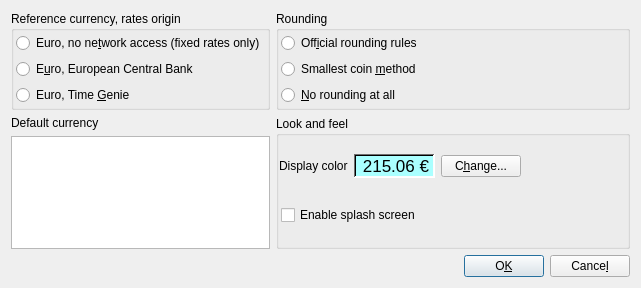
Qt form keurocalc/settingsdialog.ui (KDE/keurocalc) before a commit.
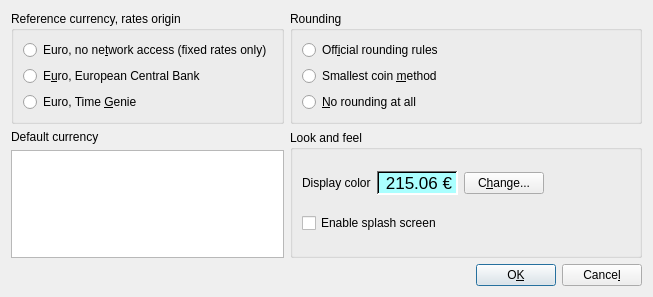
The same form after that commit.

Commit message:
preferences: remove hardcoded margins & spacings
Rely on what the style sets, so it looks like other Qt dialogs.

What changed in the file:
```diff
--- a/keurocalc/settingsdialog.ui
+++ b/keurocalc/settingsdialog.ui
@@ -6,46 +6,16 @@
    <rect>
     <x>0</x>
     <y>0</y>
-    <width>641</width>
-    <height>288</height>
+    <width>653</width>
+    <height>297</height>
    </rect>
   </property>
   <property name="windowTitle">
    <string>Settings</string>
   </property>
   <layout class="QGridLayout">
-   <property name="leftMargin">
-    <number>11</number>
-   </property>
-   <property name="topMargin">
-    <number>11</number>
-   </property>
-   <property name="rightMargin">
-    <number>11</number>
-   </property>
-   <property name="bottomMargin">
-    <number>11</number>
-   </property>
-   <property name="spacing">
-    <number>6</number>
-   </property>
    <item row="1" column="0">
     <layout class="QVBoxLayout">
-     <property name="spacing">
-      <number>6</number>
-     </property>
-     <property name="leftMargin">
-      <number>0</number>
-     </property>
-     <property name="topMargin">
-      <number>0</number>
-     </property>
-     <property name="rightMargin">
-      <number>0</number>
-     </property>
-     <property name="bottomMargin">
-      <number>0</number>
-     </property>
      <item>
       <widget class="QLabel" name="defaultCurrencyText">
        <property name="text">
@@ -77,21 +47,6 @@
       <string>Reference currency, rates origin</string>
      </property>
      <layout class="QVBoxLayout">
-      <property name="spacing">
-       <number>6</number>
-      </property>
-      <property name="leftMargin">
-       <number>2</number>
-      </property>
-      <property name="topMargin">
-       <number>2</number>
-      </property>
-      <property name="rightMargin">
-       <number>2</number>
-      </property>
-      <property name="bottomMargin">
-       <number>2</number>
-      </property>
       <item>
        <widget class="QRadioButton" name="radioButtonEuroFixed">
         <property name="font">
@@ -143,21 +98,6 @@
       <string>Rounding</string>
      </property>
      <layout class="QVBoxLayout">
-      <property name="spacing">
-       <number>6</number>
-      </property>
-      <property name="leftMargin">
-       <number>2</number>
-      </property>
-      <property name="topMargin">
-       <number>2</number>
-      </property>
-      <property name="rightMargin">
-       <number>2</number>
-      </property>
-      <property name="bottomMargin">
-       <number>2</number>
-      </property>
       <item>
        <widget class="QRadioButton" name="radioButtonOfficialRules">
         <property name="font">
@@ -197,21 +137,6 @@
       <string>Look and feel</string>
      </property>
      <layout class="QVBoxLayout">
-      <property name="spacing">
-       <number>6</number>
-      </property>
-      <property name="leftMargin">
-       <number>0</number>
-      </property>
-      <property name="topMargin">
-       <number>0</number>
-      </property>
-      <property name="rightMargin">
-       <number>0</number>
-      </property>
-      <property name="bottomMargin">
-       <number>0</number>
-      </property>
       <item>
        <spacer>
         <property name="orientation">
@@ -230,21 +155,6 @@
       </item>
       <item>
        <layout class="QHBoxLayout">
-        <property name="spacing">
-         <number>6</number>
-        </property>
-        <property name="leftMargin">
-         <number>0</number>
-        </property>
-        <property name="topMargin">
-         <number>0</number>
-        </property>
-        <property name="rightMargin">
-         <number>0</number>
-        </property>
-        <property name="bottomMargin">
-         <number>0</number>
-        </property>
         <item>
          <widget class="QLabel" name="textLabel1">
           <property name="text">
@@ -779,21 +689,6 @@
       </item>
       <item>
        <layout class="QHBoxLayout">
-        <property name="spacing">
-         <number>6</number>
-        </property>
-        <property name="leftMargin">
-         <number>2</number>
-        </property>
-        <property name="topMargin">
-         <number>2</number>
-        </property>
-        <property name="rightMargin">
-         <number>2</number>
-        </property>
-        <property name="bottomMargin">
-         <number>2</number>
-        </property>
         <item>
          <widget class="QCheckBox" name="checkBoxSplashScreen">
           <property name="text">
@@ -840,21 +735,6 @@
    </item>
    <item row="2" column="0" colspan="2">
     <layout class="QHBoxLayout">
-     <property name="spacing">
-      <number>6</number>
-     </property>
-     <property name="leftMargin">
-      <number>0</number>
-     </property>
-     <property name="topMargin">
-      <number>0</number>
-     </property>
-     <property name="rightMargin">
-      <number>0</number>
-     </property>
-     <property name="bottomMargin">
-      <number>0</number>
-     </property>
      <item>
       <spacer>
        <property name="orientation">
@@ -892,7 +772,6 @@
    </item>
   </layout>
  </widget>
- <layoutdefault spacing="6" margin="11"/>
  <tabstops>
   <tabstop>radioButtonEuroFixed</tabstop>
   <tabstop>radioButtonEuroECB</tabstop>
```
